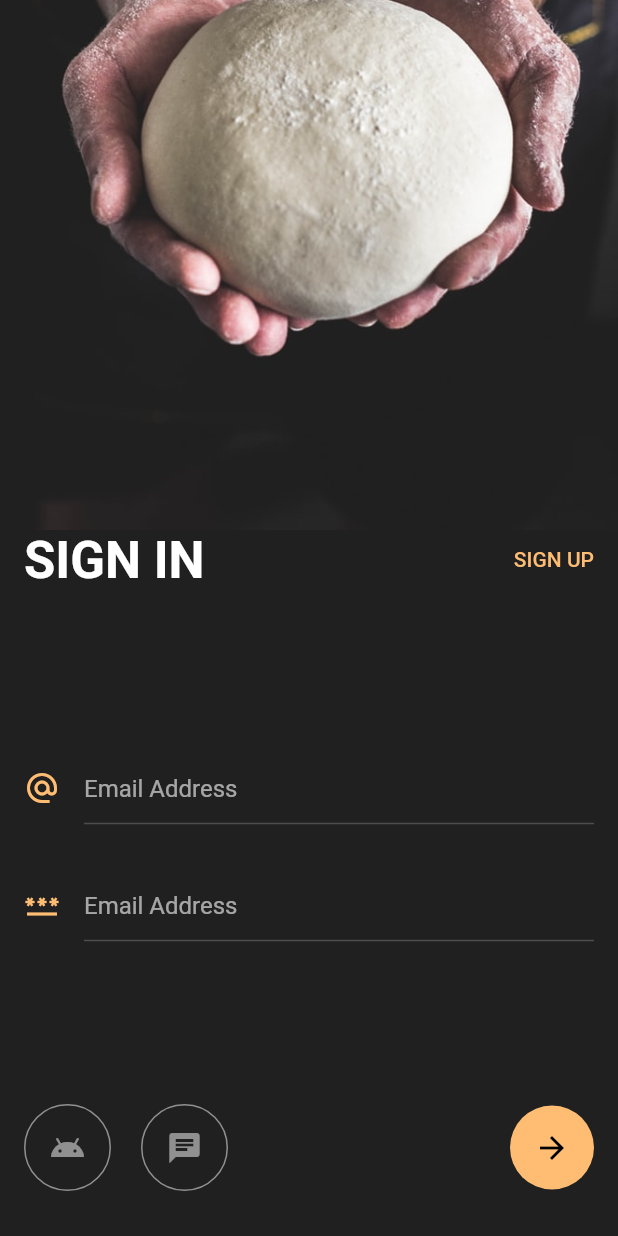
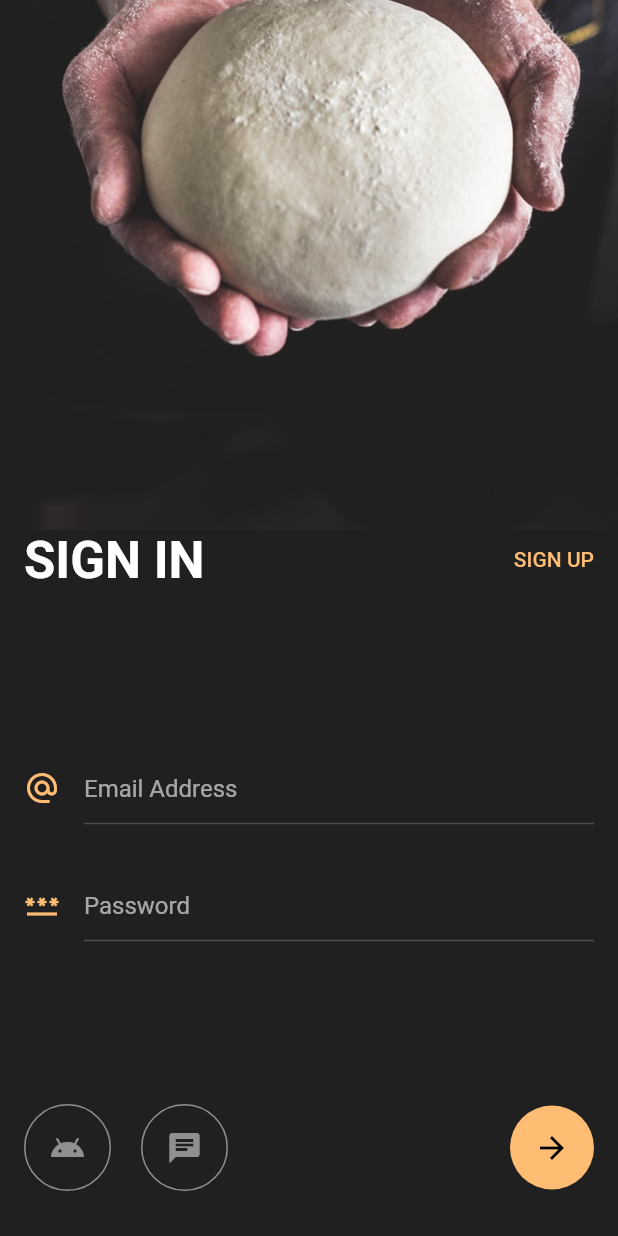
Before and after one commit to zendy199x/Flutter-Welcome-Login-App, a Flutter app: the screen it shows after launch, after a tap on "START LEARNING", on a phone screen of 412 x 824 dp. Run offline on Flutter 3.47's test engine with Material 2 defaults, Android fonts, the phone set to English and light mode, and no system bars.

```diff
--- a/lib/screens/sign_in.dart/sign_in_screen.dart
+++ b/lib/screens/sign_in.dart/sign_in_screen.dart
@@ -77,7 +77,7 @@ class SignInScreen extends StatelessWidget {
                       Expanded(
                         child: TextField(
                           decoration: InputDecoration(
-                            hintText: "Email Address",
+                            hintText: "Password",
                           ),
                         ),
                       ),
```
Also changed, not shown: 1 other file.
